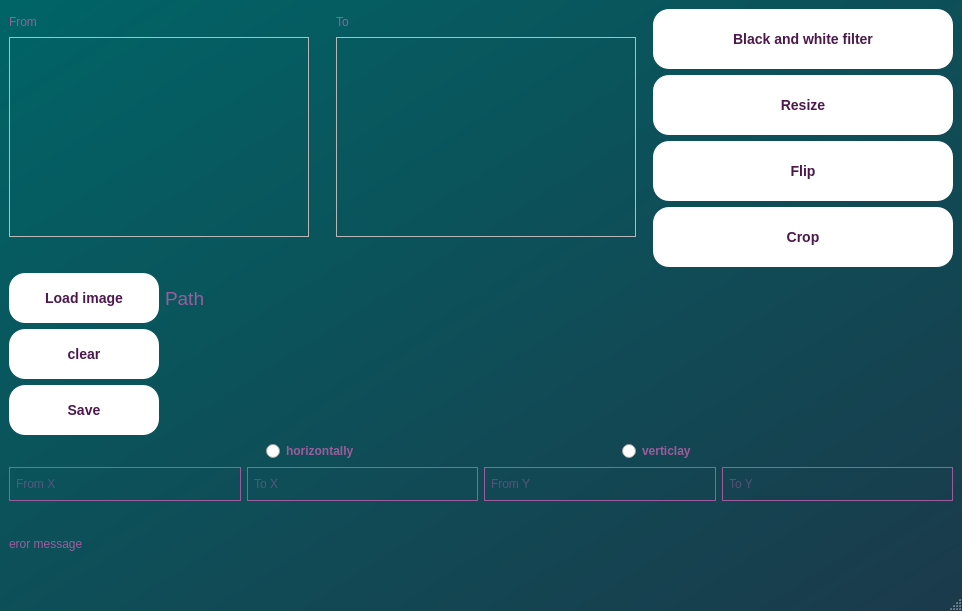
This is app/untitled/mainwindow.ui in AdelHefny/Image-Filters as Qt 5 draws it before an edit. The edited form follows.
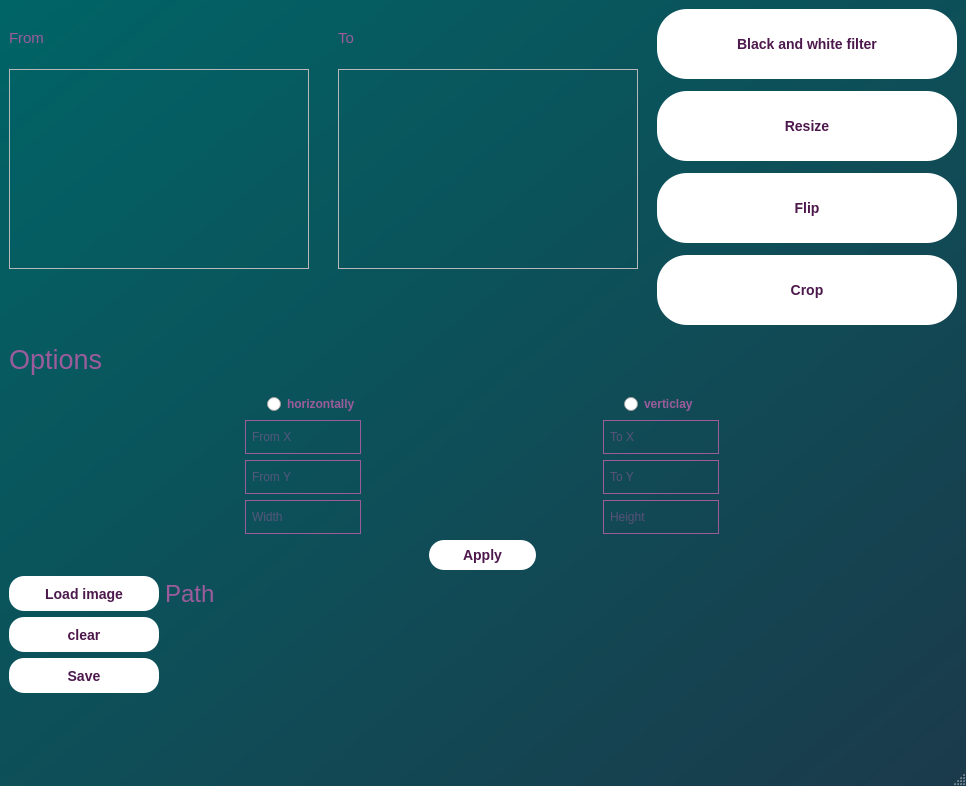
This is the edited form.

Commit message: added interactivity animations and resize filter is now available

```diff
--- a/app/untitled/mainwindow.ui
+++ b/app/untitled/mainwindow.ui
@@ -6,8 +6,8 @@
    <rect>
     <x>0</x>
     <y>0</y>
-    <width>962</width>
-    <height>611</height>
+    <width>966</width>
+    <height>786</height>
    </rect>
   </property>
   <property name="windowTitle">
@@ -19,9 +19,9 @@
 	color: #4D194D;
 }
 QPushButton{
-	background-color:  #ffffff;
-	color:#4D194D;
-	border-radius: 16px;
+	background-color:  rgba(255, 255, 255,255);
+	color:rgba(77, 25, 77,255);
+	border-radius: 30%;
 	font-size: 14px;
 	font-weight: 600;
 }
@@ -47,7 +47,7 @@
    <bool>true</bool>
   </property>
   <widget class="QWidget" name="centralwidget">
-   <layout class="QVBoxLayout" name="verticalLayout_4">
+   <layout class="QVBoxLayout" name="verticalLayout_5">
     <item>
      <layout class="QHBoxLayout" name="horizontalLayout_5">
       <item>
@@ -68,6 +68,11 @@
               <verstretch>0</verstretch>
              </sizepolicy>
             </property>
+            <property name="font">
+             <font>
+              <pointsize>11</pointsize>
+             </font>
+            </property>
             <property name="text">
              <string>From</string>
             </property>
@@ -135,6 +140,11 @@
               <verstretch>0</verstretch>
              </sizepolicy>
             </property>
+            <property name="font">
+             <font>
+              <pointsize>11</pointsize>
+             </font>
+            </property>
             <property name="text">
              <string>To</string>
             </property>
@@ -193,7 +203,10 @@
       </item>
       <item>
        <layout class="QGridLayout" name="gridLayout">
-        <item row="0" column="0">
+        <property name="verticalSpacing">
+         <number>12</number>
+        </property>
+        <item row="1" column="0">
          <widget class="QPushButton" name="BWBtn">
           <property name="sizePolicy">
            <sizepolicy hsizetype="Fixed" vsizetype="Maximum">
@@ -204,7 +217,7 @@
           <property name="minimumSize">
            <size>
             <width>300</width>
-            <height>60</height>
+            <height>70</height>
            </size>
           </property>
           <property name="font">
@@ -224,7 +237,35 @@
           </property>
          </widget>
         </item>
-        <item row="1" column="0">
+        <item row="4" column="0">
+         <widget class="QPushButton" name="CropBtn">
+          <property name="sizePolicy">
+           <sizepolicy hsizetype="Fixed" vsizetype="Maximum">
+            <horstretch>0</horstretch>
+            <verstretch>0</verstretch>
+           </sizepolicy>
+          </property>
+          <property name="minimumSize">
+           <size>
+            <width>300</width>
+            <height>70</height>
+           </size>
+          </property>
+          <property name="font">
+           <font>
+            <pointsize>-1</pointsize>
+            <fontweight>DemiBold</fontweight>
+           </font>
+          </property>
+          <property name="styleSheet">
+           <string notr="true"/>
+          </property>
+          <property name="text">
+           <string>Crop</string>
+          </property>
+         </widget>
+        </item>
+        <item row="2" column="0">
          <widget class="QPushButton" name="ResizeBtn">
           <property name="sizePolicy">
            <sizepolicy hsizetype="Fixed" vsizetype="Maximum">
@@ -235,7 +276,7 @@
           <property name="minimumSize">
            <size>
             <width>300</width>
-            <height>60</height>
+            <height>70</height>
            </size>
           </property>
           <property name="font">
@@ -252,7 +293,7 @@
           </property>
          </widget>
         </item>
-        <item row="2" column="0">
+        <item row="3" column="0">
          <widget class="QPushButton" name="FlipBtn">
           <property name="sizePolicy">
            <sizepolicy hsizetype="Fixed" vsizetype="Maximum">
@@ -263,7 +304,7 @@
           <property name="minimumSize">
            <size>
             <width>300</width>
-            <height>60</height>
+            <height>70</height>
            </size>
           </property>
           <property name="font">
@@ -280,38 +321,204 @@
           </property>
          </widget>
         </item>
-        <item row="3" column="0">
-         <widget class="QPushButton" name="CropBtn">
+       </layout>
+      </item>
+     </layout>
+    </item>
+    <item>
+     <widget class="QLabel" name="options_label">
+      <property name="font">
+       <font>
+        <pointsize>20</pointsize>
+       </font>
+      </property>
+      <property name="text">
+       <string>Options</string>
+      </property>
+     </widget>
+    </item>
+    <item>
+     <layout class="QHBoxLayout" name="horizontalLayout_3">
+      <item>
+       <widget class="QRadioButton" name="radioButton">
+        <property name="enabled">
+         <bool>true</bool>
+        </property>
+        <property name="sizePolicy">
+         <sizepolicy hsizetype="Fixed" vsizetype="Fixed">
+          <horstretch>0</horstretch>
+          <verstretch>0</verstretch>
+         </sizepolicy>
+        </property>
+        <property name="styleSheet">
+         <string notr="true"/>
+        </property>
+        <property name="text">
+         <string>horizontally</string>
+        </property>
+       </widget>
+      </item>
+      <item>
+       <widget class="QRadioButton" name="radioButton_2">
+        <property name="sizePolicy">
+         <sizepolicy hsizetype="Fixed" vsizetype="Fixed">
+          <horstretch>0</horstretch>
+          <verstretch>0</verstretch>
+         </sizepolicy>
+        </property>
+        <property name="text">
+         <string>verticlay</string>
+        </property>
+       </widget>
+      </item>
+     </layout>
+    </item>
+    <item>
+     <layout class="QVBoxLayout" name="verticalLayout_4">
+      <item>
+       <layout class="QHBoxLayout" name="horizontalLayout_4">
+        <property name="sizeConstraint">
+         <enum>QLayout::SetDefaultConstraint</enum>
+        </property>
+        <item>
+         <widget class="QLineEdit" name="lineEdit_1">
           <property name="sizePolicy">
-           <sizepolicy hsizetype="Fixed" vsizetype="Maximum">
+           <sizepolicy hsizetype="Maximum" vsizetype="Fixed">
             <horstretch>0</horstretch>
             <verstretch>0</verstretch>
            </sizepolicy>
           </property>
-          <property name="minimumSize">
-           <size>
-            <width>300</width>
-            <height>60</height>
-           </size>
+          <property name="placeholderText">
+           <string>From X</string>
           </property>
-          <property name="font">
-           <font>
-            <pointsize>-1</pointsize>
-            <fontweight>DemiBold</fontweight>
-           </font>
+         </widget>
+        </item>
+        <item>
+         <widget class="QLineEdit" name="lineEdit_3">
+          <property name="sizePolicy">
+           <sizepolicy hsizetype="Maximum" vsizetype="Fixed">
+            <horstretch>0</horstretch>
+            <verstretch>0</verstretch>
+           </sizepolicy>
           </property>
-          <property name="styleSheet">
-           <string notr="true"/>
+          <property name="text">
+           <string/>
           </property>
+          <property name="placeholderText">
+           <string>To X</string>
+          </property>
+         </widget>
+        </item>
+       </layout>
+      </item>
+      <item>
+       <layout class="QHBoxLayout" name="horizontalLayout_6">
+        <item>
+         <widget class="QLineEdit" name="lineEdit_2">
+          <property name="sizePolicy">
+           <sizepolicy hsizetype="Maximum" vsizetype="Fixed">
+            <horstretch>0</horstretch>
+            <verstretch>0</verstretch>
+           </sizepolicy>
+          </property>
           <property name="text">
-           <string>Crop</string>
+           <string/>
           </property>
+          <property name="placeholderText">
+           <string>From Y</string>
+          </property>
          </widget>
         </item>
+        <item>
+         <widget class="QLineEdit" name="lineEdit_4">
+          <property name="sizePolicy">
+           <sizepolicy hsizetype="Maximum" vsizetype="Fixed">
+            <horstretch>0</horstretch>
+            <verstretch>0</verstretch>
+           </sizepolicy>
+          </property>
+          <property name="placeholderText">
+           <string>To Y</string>
+          </property>
+         </widget>
+        </item>
        </layout>
       </item>
      </layout>
     </item>
+    <item>
+     <layout class="QHBoxLayout" name="horizontalLayout_8">
+      <item>
+       <widget class="QLineEdit" name="resize_width">
+        <property name="sizePolicy">
+         <sizepolicy hsizetype="Maximum" vsizetype="Fixed">
+          <horstretch>0</horstretch>
+          <verstretch>0</verstretch>
+         </sizepolicy>
+        </property>
+        <property name="placeholderText">
+         <string>Width</string>
+        </property>
+       </widget>
+      </item>
+      <item>
+       <widget class="QLineEdit" name="resize_height">
+        <property name="sizePolicy">
+         <sizepolicy hsizetype="Maximum" vsizetype="Fixed">
+          <horstretch>0</horstretch>
+          <verstretch>0</verstretch>
+         </sizepolicy>
+        </property>
+        <property name="placeholderText">
+         <string>Height</string>
+        </property>
+       </widget>
+      </item>
+     </layout>
+    </item>
+    <item>
+     <layout class="QHBoxLayout" name="horizontalLayout_7">
+      <item>
+       <widget class="QPushButton" name="applyBtn">
+        <property name="sizePolicy">
+         <sizepolicy hsizetype="Fixed" vsizetype="Maximum">
+          <horstretch>0</horstretch>
+          <verstretch>0</verstretch>
+         </sizepolicy>
+        </property>
+        <property name="minimumSize">
+         <size>
+          <width>107</width>
+          <height>30</height>
+         </size>
+        </property>
+        <property name="maximumSize">
+         <size>
+          <width>16777215</width>
+          <height>16777215</height>
+         </size>
+        </property>
+        <property name="styleSheet">
+         <string notr="true">QPushButton{
+	border-radius: 15%;
+}</string>
+        </property>
+        <property name="text">
+         <string>Apply</string>
+        </property>
+        <property name="autoDefault">
+         <bool>false</bool>
+        </property>
+        <property name="default">
+         <bool>false</bool>
+        </property>
+        <property name="flat">
+         <bool>false</bool>
+        </property>
+       </widget>
+      </item>
+     </layout>
+    </item>
     <item>
      <layout class="QVBoxLayout" name="verticalLayout">
       <item>
@@ -327,11 +534,13 @@
           <property name="minimumSize">
            <size>
             <width>150</width>
-            <height>50</height>
+            <height>35</height>
            </size>
           </property>
           <property name="styleSheet">
-           <string notr="true"/>
+           <string notr="true">QPushButton{
+	border-radius: 15%;
+}</string>
           </property>
           <property name="text">
            <string>Load image</string>
@@ -354,7 +563,7 @@
           </property>
           <property name="font">
            <font>
-            <pointsize>14</pointsize>
+            <pointsize>18</pointsize>
            </font>
           </property>
           <property name="styleSheet">
@@ -378,11 +587,13 @@
         <property name="minimumSize">
          <size>
           <width>150</width>
-          <height>50</height>
+          <height>35</height>
          </size>
         </property>
         <property name="styleSheet">
-         <string notr="true"/>
+         <string notr="true">QPushButton{
+	border-radius: 15%;
+}</string>
         </property>
         <property name="text">
          <string>clear</string>
@@ -406,11 +617,13 @@
         <property name="minimumSize">
          <size>
           <width>150</width>
-          <height>50</height>
+          <height>35</height>
          </size>
         </property>
         <property name="styleSheet">
-         <string notr="true"/>
+         <string notr="true">QPushButton{
+	border-radius: 15%;
+}</string>
         </property>
         <property name="text">
          <string>Save</string>
@@ -425,84 +638,32 @@
       </item>
      </layout>
     </item>
-    <item>
-     <layout class="QHBoxLayout" name="horizontalLayout_3">
-      <item>
-       <widget class="QRadioButton" name="radioButton">
-        <property name="enabled">
-         <bool>true</bool>
-        </property>
-        <property name="sizePolicy">
-         <sizepolicy hsizetype="Fixed" vsizetype="Fixed">
-          <horstretch>0</horstretch>
-          <verstretch>0</verstretch>
-         </sizepolicy>
-        </property>
-        <property name="styleSheet">
-         <string notr="true"/>
-        </property>
-        <property name="text">
-         <string>horizontally</string>
-        </property>
-       </widget>
-      </item>
-      <item>
-       <widget class="QRadioButton" name="radioButton_2">
-        <property name="sizePolicy">
-         <sizepolicy hsizetype="Fixed" vsizetype="Fixed">
-          <horstretch>0</horstretch>
-          <verstretch>0</verstretch>
-         </sizepolicy>
-        </property>
-        <property name="text">
-         <string>verticlay</string>
-        </property>
-       </widget>
-      </item>
-     </layout>
-    </item>
-    <item>
-     <layout class="QHBoxLayout" name="horizontalLayout_4">
-      <item>
-       <widget class="QLineEdit" name="lineEdit_1">
-        <property name="placeholderText">
-         <string>From X</string>
-        </property>
-       </widget>
-      </item>
-      <item>
-       <widget class="QLineEdit" name="lineEdit_3">
-        <property name="text">
-         <string/>
-        </property>
-        <property name="placeholderText">
-         <string>To X</string>
-        </property>
-       </widget>
-      </item>
-      <item>
-       <widget class="QLineEdit" name="lineEdit_2">
-        <property name="text">
-         <string/>
-        </property>
-        <property name="placeholderText">
-         <string>From Y</string>
-        </property>
-       </widget>
-      </item>
-      <item>
-       <widget class="QLineEdit" name="lineEdit_4">
-        <property name="placeholderText">
-         <string>To Y</string>
-        </property>
-       </widget>
-      </item>
-     </layout>
-    </item>
     <item>
      <widget class="QLabel" name="errorLabel">
+      <property name="sizePolicy">
+       <sizepolicy hsizetype="Fixed" vsizetype="Preferred">
+        <horstretch>0</horstretch>
+        <verstretch>0</verstretch>
+       </sizepolicy>
+      </property>
+      <property name="font">
+       <font>
+        <pointsize>12</pointsize>
+       </font>
+      </property>
+      <property name="layoutDirection">
+       <enum>Qt::LeftToRight</enum>
+      </property>
+      <property name="styleSheet">
+       <string notr="true">QLabel{
+	color: red;
+}</string>
+      </property>
       <property name="text">
-       <string>eror message</string>
+       <string/>
+      </property>
+      <property name="alignment">
+       <set>Qt::AlignLeading|Qt::AlignLeft|Qt::AlignVCenter</set>
       </property>
      </widget>
     </item>
```
Left out of the diff: 8 changed lines with no effect on the pictures. The commit also changes 42 other files.
